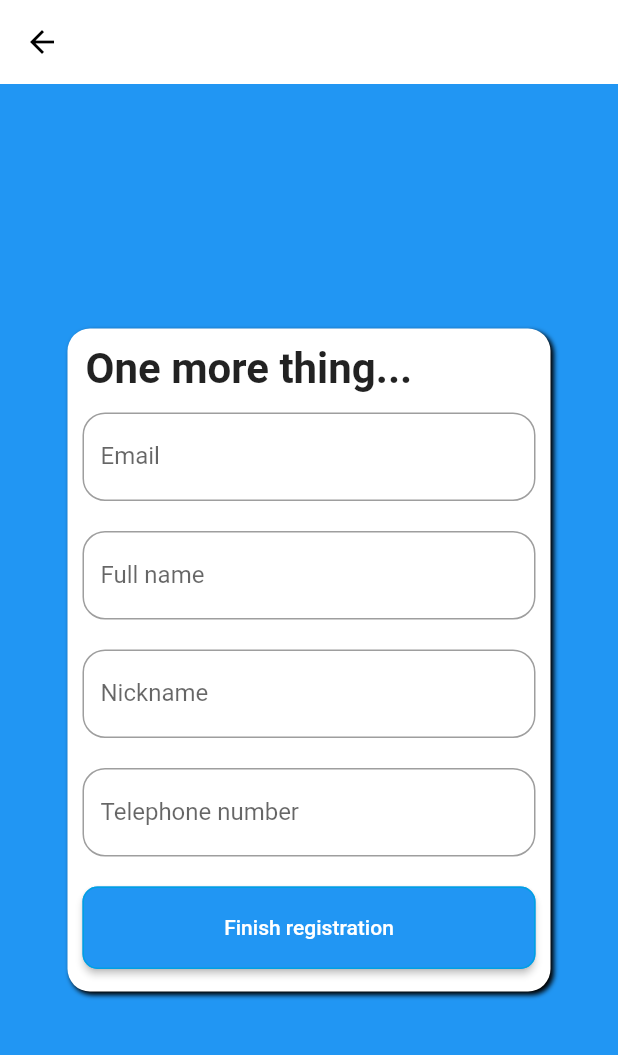
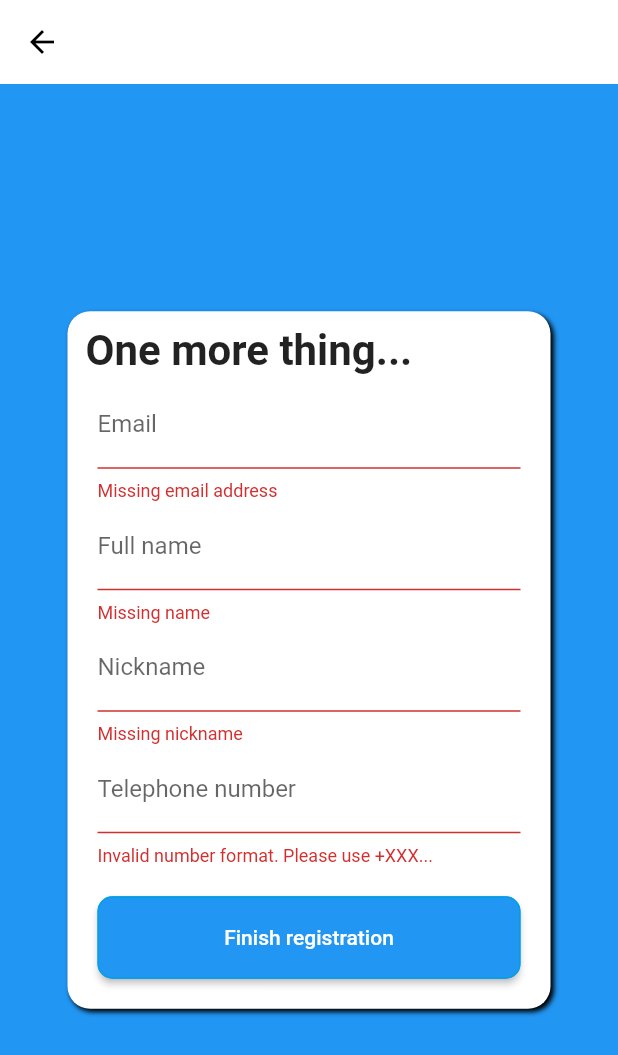
Before and after one commit to gh0stadian/lost-n-found_fe, a Flutter app: the RegistrationScreen screen opened directly, after a tap on "Finish registration", on a phone screen of 412 x 824 dp. Shown: the top 1055 px of the screen. Run offline on Flutter 3.47's test engine with Material 2 defaults, Android fonts, the phone set to English and light mode, and no system bars; our stand-ins replace dio, flash, flutter_login, flutter_speed_dial, google_maps_flutter, google_sign_in and 3 more; missing offline and left inert: dart:ffi, easy_gradient_text, google_map_location_picker, load, multi_image_picker; accounts and stored records are empty; generated files the repository leaves out were written again.

Commit message:
updated icons, maps, more tweaks to ui, validations

```diff
--- a/lib/api_requests/items.dart
+++ b/lib/api_requests/items.dart
@@ -19,9 +19,6 @@ Future<List<Item>> fetchItems(String itemType) async {
       Item item_obj = Item.fromJson(item);
       items.add(item_obj);
     }
-    String itemname = items[0].id;
-
-    print("ID of the item is $itemname");
     return items;
   } else {
     // If the server did not return a 200 OK response,
--- a/lib/auth.dart
+++ b/lib/auth.dart
@@ -8,7 +8,7 @@ import 'package:http/http.dart' as http;
 
 class GlobalData {
   static var jwt;
-  static String serverAddress = '10.0.2.2:8082';
+  static String serverAddress = '192.168.0.173:8082';
   static String uid;
   static bool userExists = false;
 }
@@ -65,7 +65,7 @@ Future<String> logIn(LoginData data) async {
     return null;
   } else {
     print("Login failure");
-    return "Login failed";
+    return "Invalid credentials";
   }
 }
 
--- a/lib/found_item.dart
+++ b/lib/found_item.dart
@@ -78,7 +78,7 @@ class _ItemColState extends State<ItemCol> {
       );
     } else if (fetched && items.length == 0){
       return Container(
-        height: 500,
+        height: 650,
         alignment: Alignment.center,
         // child: Center(
         child: GradientText(
--- a/lib/general_widgets.dart
+++ b/lib/general_widgets.dart
@@ -182,7 +182,7 @@ class _NavigationBarState extends State<customBottomNavigationBar> {
           label: 'Lost items',
         ),
         BottomNavigationBarItem(
-          icon: Icon(Icons.find_in_page_outlined),
+          icon: Icon(Icons.inventory),
           backgroundColor: Colors.white,
           label: 'Found items',
         ),
--- a/lib/login.dart
+++ b/lib/login.dart
@@ -22,6 +22,7 @@ class _RegistrationFormState extends State<RegistrationForm> {
   TextEditingController name = TextEditingController();
   TextEditingController nickname = TextEditingController();
   TextEditingController telephone = TextEditingController();
+  final _formKey = GlobalKey<FormState>();
 
   @override
   void initState() {
@@ -29,6 +30,10 @@ class _RegistrationFormState extends State<RegistrationForm> {
   }
 
   double padding = 10.0;
+  double mleft = 20;
+  double mright = 20;
+  double mtop = 0;
+  double mbottom = 0;
   double edgeRadius = 15.0;
 
   @override
@@ -48,66 +53,117 @@ class _RegistrationFormState extends State<RegistrationForm> {
                 )
               ],
             ),
-            child: ListView(
-              shrinkWrap: true,
-              children: [
+            child: Form(
+                key: _formKey,
+                child: ListView(shrinkWrap: true, children: [
                   Padding(
-                padding: EdgeInsets.only(left: 12, top:10, bottom: 3),
-                  child:Text(
+                    padding: EdgeInsets.only(left: 12, top: 10, bottom: 3),
+                    child: Text(
                       "One more thing...",
-                    style: TextStyle(fontSize: 28, fontWeight: FontWeight.bold,),
+                      style: TextStyle(
+                        fontSize: 28,
+                        fontWeight: FontWeight.bold,
+                      ),
                     ),
                   ),
                   Padding(
-                    padding: EdgeInsets.all(padding),
-                    child: TextField(
+                      // padding: EdgeInsets.all(padding),
+                      padding: EdgeInsets.only(
+                          left: mleft,
+                          top: mtop,
+                          bottom: mbottom,
+                          right: mright),
+                      child: TextFormField(
                         controller: email,
                         decoration: new InputDecoration(
                           labelText: 'Email',
-                        border: new OutlineInputBorder(
-                          borderRadius: new BorderRadius.circular(edgeRadius),
-                          borderSide: new BorderSide(),
+                          // border: new OutlineInputBorder(
+                          //   borderRadius: new BorderRadius.circular(edgeRadius),
+                          //   borderSide: new BorderSide(),
+                          // ),
                         ),
-                      ),
+                        // ignore: missing_return
+                        validator: (value) {
+                          if (value == "") {
+                            return "Missing email address";
+                          } else if (!RegExp(
+                                  r"^[a-zA-Z0-9.a-zA-Z0-9.!#$%&'*+-/=?^_`{|}~]+@[a-zA-Z0-9]+\.[a-zA-Z]+")
+                              // ignore: missing_return
+                              .hasMatch(value)) {
+                            return "Invalid email format";
+                          }
+                          return null;
+                        },
                       )),
                   Padding(
-                    padding: EdgeInsets.all(padding),
-                    child: TextField(
+                      padding: EdgeInsets.only(
+                          left: mleft,
+                          top: mtop,
+                          bottom: mbottom,
+                          right: mright),
+                      child: TextFormField(
                           controller: name,
                           decoration: new InputDecoration(
                             labelText: 'Full name',
-                        border: new OutlineInputBorder(
-                          borderRadius: new BorderRadius.circular(edgeRadius),
-                          borderSide: new BorderSide(),
+                            // border: new OutlineInputBorder(
+                            //   borderRadius: new BorderRadius.circular(edgeRadius),
+                            //   borderSide: new BorderSide(),
+                            // ),
                           ),
-                      ),
-                    )),
+                          validator: (value) {
+                            if (value == "") {
+                              return "Missing name";
+                            }
+                            return null;
+                          })),
                   Padding(
-                    padding: EdgeInsets.all(padding),
-                    child: TextField(
+                      padding: EdgeInsets.only(
+                          left: mleft,
+                          top: mtop,
+                          bottom: mbottom,
+                          right: mright),
+                      child: TextFormField(
                           controller: nickname,
                           decoration: new InputDecoration(
                             labelText: 'Nickname',
-                        border: new OutlineInputBorder(
-                          borderRadius: new BorderRadius.circular(edgeRadius),
-                          borderSide: new BorderSide(),
+                            // border: new OutlineInputBorder(
+                            //   borderRadius: new BorderRadius.circular(edgeRadius),
+                            //   borderSide: new BorderSide(),
+                            // ),
                           ),
-                      ),
-                    )),
+                          validator: (value) {
+                            if (value == "") {
+                              return "Missing nickname";
+                            }
+                            return null;
+                          })),
                   Padding(
-                    padding: EdgeInsets.all(padding),
-                    child: TextField(
+                      padding: EdgeInsets.only(
+                          left: mleft,
+                          top: mtop,
+                          bottom: mbottom,
+                          right: mright),
+                      child: TextFormField(
                           controller: telephone,
                           decoration: new InputDecoration(
                             labelText: 'Telephone number',
-                        border: new OutlineInputBorder(
-                          borderRadius: new BorderRadius.circular(edgeRadius),
-                          borderSide: new BorderSide(),
+                            // border: new OutlineInputBorder(
+                            //   borderRadius: new BorderRadius.circular(edgeRadius),
+                            //   borderSide: new BorderSide(),
+                            // ),
                           ),
-                      ),
-                    )),
+                          validator: (value) {
+                            if (value == null) {
+                              return "Missing telephone number";
+                              // ignore: missing_return,
+                            } else if (!RegExp(r"^\+[0-9]+").hasMatch(value)) {
+                              return "Invalid number format. Please use +XXX...";
+                            }
+                            return null;
+                          })),
                   Padding(
-                    padding: EdgeInsets.only(bottom: 15, left: 10, right: 10, top:10),
+                    padding: EdgeInsets.only(
+                        left: mleft, top: 20, bottom: 20, right: mright),
                     child: Container(
                         height: 55,
                         child: ElevatedButton(
@@ -115,10 +171,12 @@ class _RegistrationFormState extends State<RegistrationForm> {
                             primary: Colors.white,
                             shape: RoundedRectangleBorder(
                                 borderRadius: BorderRadius.circular(10.0),
-                            side: BorderSide(color: Color.fromRGBO(0, 160, 227, 1))),
+                                side: BorderSide(
+                                    color: Color.fromRGBO(0, 160, 227, 1))),
                             // padding:  EdgeInsets.only(top:10.0),
                           ),
                           onPressed: () {
+                            if (_formKey.currentState.validate()) {
                               showLoadingDialog();
                               submitUser(email.text, name.text, nickname.text,
                                       telephone.text)
@@ -137,10 +195,12 @@ class _RegistrationFormState extends State<RegistrationForm> {
                                       context: context);
                                 }
                               });
+                            }
                           },
                           child: Text("Finish registration"),
-                        )),)
-            ])));
+                        )),
+                  )
+                ]))));
   }
 }
 
--- a/lib/lost_item.dart
+++ b/lib/lost_item.dart
@@ -78,7 +78,7 @@ class _ItemColState extends State<ItemCol> {
       );
     } else if (fetched && items.length == 0){
       return Container(
-          height: 500,
+          height: 650,
           alignment: Alignment.center,
           // child: Center(
             child: GradientText(
--- a/lib/matches/matches.dart
+++ b/lib/matches/matches.dart
@@ -72,7 +72,7 @@ class _MatchColState extends State<MatchCol> {
     }
     else if (fetched && matches.length == 0){
       return Container(
-        height: 500,
+        height: 650,
         alignment: Alignment.center,
         child: GradientText(
           text: "You dont have any matches",
--- a/pubspec.yaml
+++ b/pubspec.yaml
@@ -39,7 +39,7 @@ dependencies:
   flash: ^1.5.1
   url_launcher: ^6.0.3
   flutter_speed_dial: ^3.0.5
-#  google_map_location_picker: ^4.1.7
+  google_map_location_picker: ^4.1.7
   photo_view: ^0.11.1
   dio: ^4.0.0
 
```
Also changed, not shown: lib/detail_page.dart (+49 -49 lines), lib/matches/matches_detail.dart (+8 -26 lines), lib/pop_ups/add_new_item_popup.dart (+24 -8 lines), lib/pop_ups/edit_photos.dart (+48 -22 lines), lib/pop_ups/location_picker.dart (added, +153 -0 lines). Lines whose indentation alone changed are shown as unchanged.
